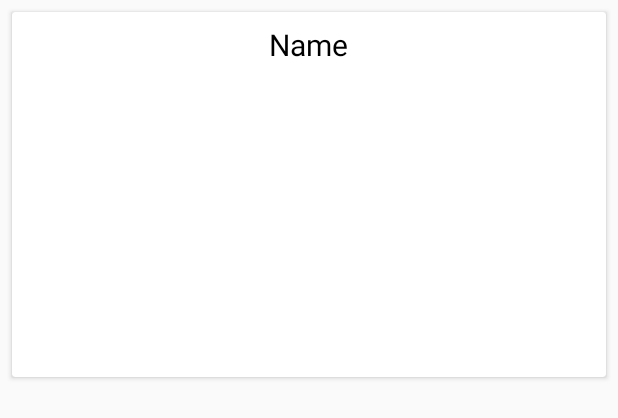
After one commit to matthewblomqui/SocialLive, an Android app: the layout image_item.xml on its own in the app's theme, with its tools: preview values and no code run, on a phone screen of 412 x 824 dp. The commit adds this screen. Shown: the top 418 px of the screen. Run offline under Robolectric (Android 15) with nearby library versions, the phone set to English and light mode, and no system bars.

Commit message:
Creating Recycler View

```diff
--- /dev/null
+++ b/app/src/main/java/nothelloworld/sociallive/Constants.java
@@ -0,0 +1,5 @@
+package nothelloworld.sociallive;
+
+public interface Constants {
+    String LOG = "nothelloworld.sociallive";
+}
--- a/app/src/main/java/nothelloworld/sociallive/CreateEventFragment.java
+++ b/app/src/main/java/nothelloworld/sociallive/CreateEventFragment.java
@@ -182,6 +182,7 @@ public class CreateEventFragment extends Fragment implements View.OnClickListene
         EditText startTimeOfParty = (EditText) getView().findViewById(R.id.eventStartTime);
         EditText endTimeOfParty = (EditText) getView().findViewById(R.id.eventEndTime);
         EditText dateOfParty = (EditText)  getView().findViewById(R.id.eventDate);
+        EditText titleOfEvent = (EditText) getView().findViewById(R.id.titleEvent);
 
         final String location = locationOfParty.getText().toString().trim();
         final String description = descriptionOfParty.getText().toString().trim();
@@ -189,6 +190,7 @@ public class CreateEventFragment extends Fragment implements View.OnClickListene
         final String endTime = endTimeOfParty.getText().toString().trim();
         final String date = dateOfParty.getText().toString().trim();
         final String dateCreated = new java.util.Date().toString();
+        final String title = titleOfEvent.getText().toString().trim();
 
         //for uploading an image
         if (mImageUri != null) {
@@ -231,7 +233,7 @@ public class CreateEventFragment extends Fragment implements View.OnClickListene
                                 public void onSuccess(Uri uri) {
                                     mImageUri = uri;
 
-                                    Party party = new Party(location, description, startTime, endTime,
+                                    Party party = new Party(title, location, description, startTime, endTime,
                                             date, dateCreated, id, mImageUri.toString());
 
                                     // used to push the party into the database
--- /dev/null
+++ b/app/src/main/res/layout/image_item.xml
@@ -0,0 +1,30 @@
+<?xml version="1.0" encoding="utf-8"?>
+<android.support.v7.widget.CardView xmlns:android="http://schemas.android.com/apk/res/android"
+    android:layout_width="match_parent"
+    android:layout_height="wrap_content"
+    android:layout_margin="8dp">
+
+    <LinearLayout
+        android:layout_width="match_parent"
+        android:layout_height="wrap_content"
+        android:orientation="vertical">
+
+        <TextView
+            android:id="@+id/text_view_name"
+            android:layout_width="wrap_content"
+            android:layout_height="wrap_content"
+            android:layout_gravity="center_horizontal"
+            android:layout_marginTop="8dp"
+            android:layout_marginBottom="8dp"
+            android:text="Name"
+            android:textColor="@android:color/black"
+            android:textSize="20sp" />
+
+        <ImageView
+            android:id="@+id/image_view_upload"
+            android:layout_width="match_parent"
+            android:layout_height="200dp" />
+
+    </LinearLayout>
+
+</android.support.v7.widget.CardView>
```
Also changed, not shown: app/src/main/java/nothelloworld/sociallive/HomeFragment.java (+50 -0 lines), app/src/main/java/nothelloworld/sociallive/ImageAdapter.java (added, +62 -0 lines), app/src/main/java/nothelloworld/sociallive/Party.java (+6 -2 lines), app/src/main/res/layout/fragment_home.xml (+9 -17 lines).
